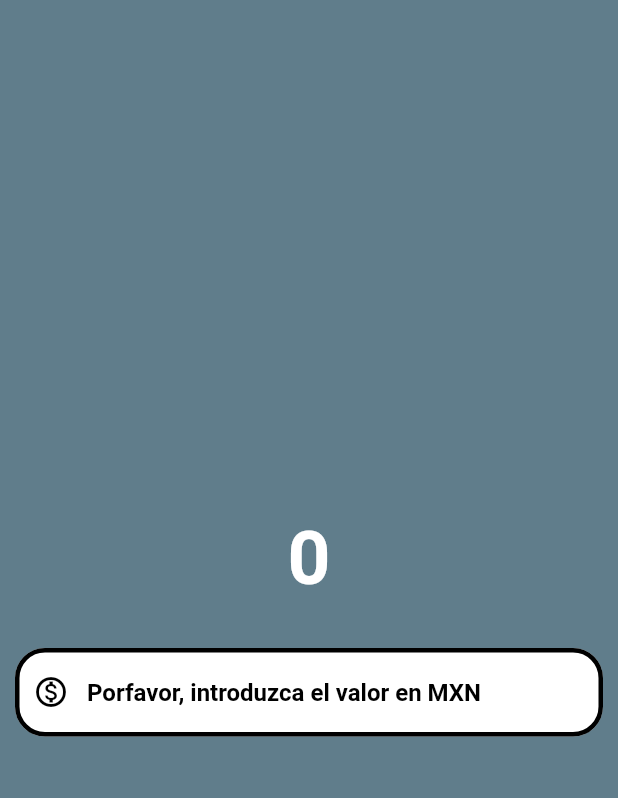
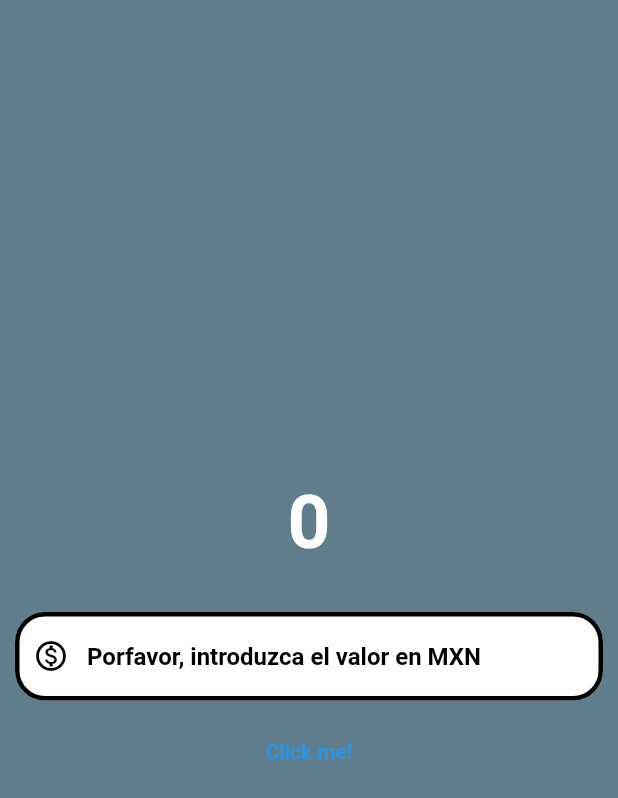
Before and after one commit to IGerardoJR/ConvertidorDivisas, a Flutter app: the screen it shows after launch, on a phone screen of 412 x 824 dp. Shown: the top 798 px of the screen. Run offline on Flutter 3.47's test engine with Material 2 defaults, Android fonts, the phone set to English and light mode, and no system bars; our stand-ins replace flutter_platform_widgets.

Commit message:
Anadi un boton

```diff
--- a/lib/main.dart
+++ b/lib/main.dart
@@ -99,7 +99,13 @@ class MyApp extends StatelessWidget {
                     ),
               ),
 
+                // Raised
+                // Appears like a text
+
             ),
+            TextButton(onPressed: () => {
+              print('Haz dado click!'),
+            }, child: const Text('Click me!'))
 
             ],
 
```
